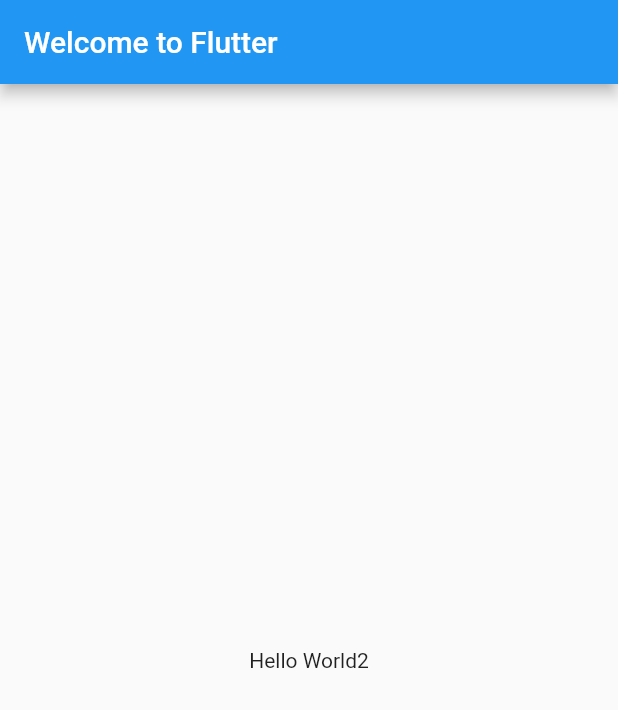
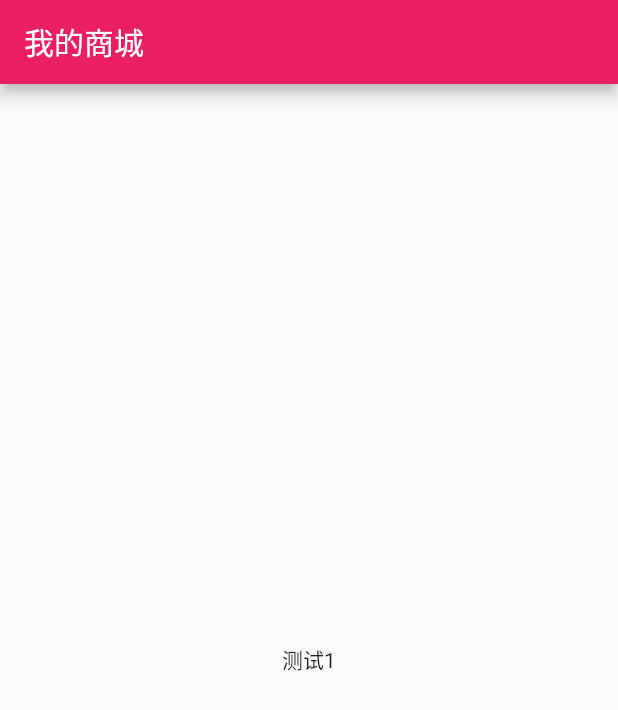
Before and after one commit to Dickens-Shaw/flutter-demo, a Flutter app: the screen it shows after launch, on a phone screen of 412 x 824 dp. Shown: the top 710 px of the screen. Run offline on Flutter 3.47's test engine with Material 2 defaults, Android fonts, the phone set to English and light mode, and no system bars.

Commit message:
✨ feat(首页): 测试

```diff
--- a/lib/main.dart
+++ b/lib/main.dart
@@ -1,21 +1,25 @@
+/*
+ * @Author: Shaw
+ * @Date: 2021-07-20 15:00:28
+ * @Description:
+ * @LastEditors: Shaw
+ * @LastEditTime: 2021-07-20 18:18:07
+ */
+
 import 'package:flutter/material.dart';
+import './pages/index_page.dart';
 
 void main() => runApp(MyApp());
 
-// ignore: use_key_in_widget_constructors
 class MyApp extends StatelessWidget {
   @override
   Widget build(BuildContext context) {
-    return MaterialApp(
-      title: 'Welcome to Flutter',
-      home: Scaffold(
-        appBar: AppBar(
-          title: const Text('Welcome to Flutter'),
-        ),
-        body: const Center(
-          child: Text('Hello World2'),
-        ),
-      ),
+    return Container(
+      child: MaterialApp(
+          title: '我的商城',
+          debugShowCheckedModeBanner: false,
+          theme: ThemeData(primaryColor: Colors.pink),
+          home: IndexPage()),
     );
   }
 }
--- /dev/null
+++ b/lib/pages/index_page.dart
@@ -0,0 +1,20 @@
+/*
+ * @Author: Shaw
+ * @Date: 2021-07-20 15:00:28
+ * @Description:
+ * @LastEditors: Shaw
+ * @LastEditTime: 2021-07-20 18:25:25
+ */
+import 'package:flutter/material.dart';
+
+class IndexPage extends StatelessWidget {
+  @override
+  Widget build(BuildContext context) {
+    return Scaffold(
+      appBar: AppBar(title: const Text('我的商城')),
+      body: const Center(
+        child: Text('测试1'),
+      ),
+    );
+  }
+}
```
